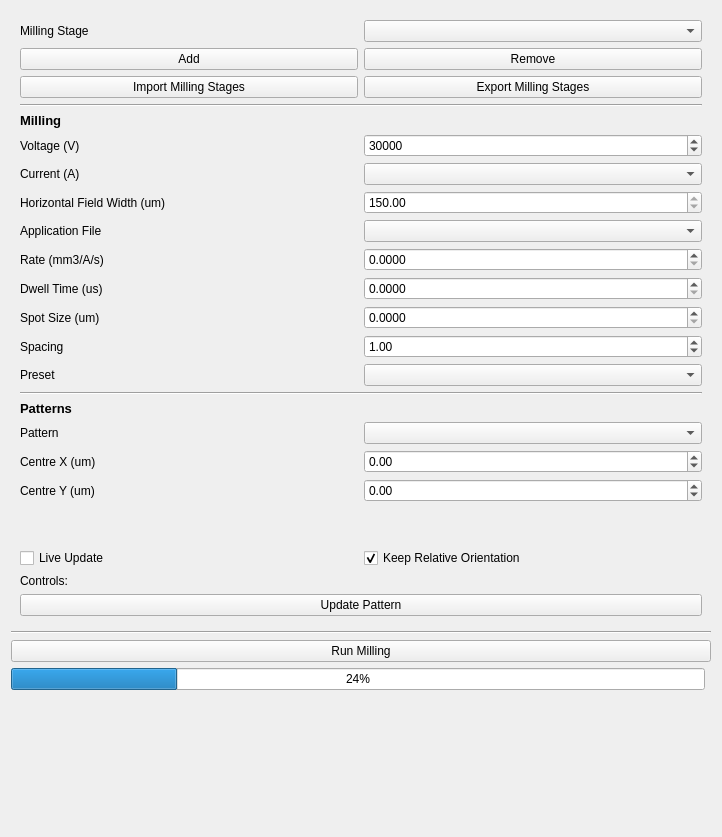
Before: the Qt Designer form fibsem/ui/qtdesigner_files/FibsemMillingWidget.ui in DeMarcoLab/fibsem, drawn with Qt 5.
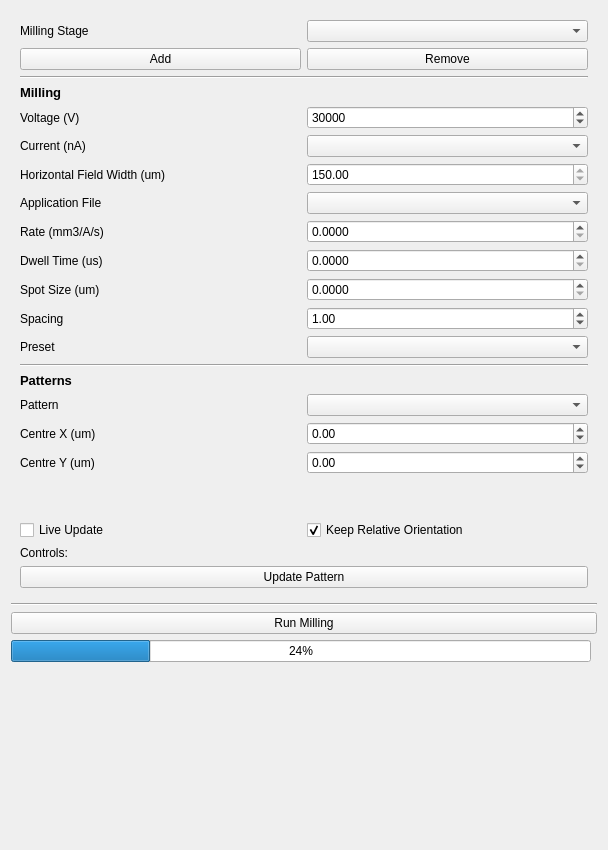
After: the same form once the commit is applied.

Commit message: update milling current display

```diff
--- a/fibsem/ui/qtdesigner_files/FibsemMillingWidget.ui
+++ b/fibsem/ui/qtdesigner_files/FibsemMillingWidget.ui
@@ -6,8 +6,8 @@
    <rect>
     <x>0</x>
     <y>0</y>
-    <width>722</width>
-    <height>837</height>
+    <width>608</width>
+    <height>850</height>
    </rect>
   </property>
   <property name="windowTitle">
@@ -30,27 +30,50 @@
       </size>
      </property>
      <layout class="QGridLayout" name="gridLayout_4">
-      <item row="28" column="1">
-       <widget class="QCheckBox" name="checkBox_relative_move">
+      <item row="3" column="1">
+       <widget class="QPushButton" name="pushButton_remove_milling_stage">
         <property name="text">
-         <string>Keep Relative Orientation</string>
+         <string>Remove</string>
         </property>
-        <property name="checked">
-         <bool>true</bool>
+       </widget>
+      </item>
+      <item row="12" column="0">
+       <widget class="QLabel" name="label_spot_size">
+        <property name="text">
+         <string>Spot Size (um)</string>
         </property>
        </widget>
       </item>
-      <item row="6" column="0" colspan="2">
-       <widget class="QLabel" name="label_milling_header">
-        <property name="font">
-         <font>
-          <pointsize>10</pointsize>
-          <weight>75</weight>
-          <bold>true</bold>
-         </font>
+      <item row="13" column="0">
+       <widget class="QLabel" name="label_spacing">
+        <property name="text">
+         <string>Spacing</string>
         </property>
+       </widget>
+      </item>
+      <item row="8" column="1">
+       <widget class="QDoubleSpinBox" name="doubleSpinBox_hfw">
+        <property name="enabled">
+         <bool>true</bool>
+        </property>
+        <property name="readOnly">
+         <bool>true</bool>
+        </property>
+        <property name="minimum">
+         <double>10.000000000000000</double>
+        </property>
+        <property name="maximum">
+         <double>1000000000.000000000000000</double>
+        </property>
+        <property name="value">
+         <double>150.000000000000000</double>
+        </property>
+       </widget>
+      </item>
+      <item row="27" column="0">
+       <widget class="QCheckBox" name="checkBox_live_update">
         <property name="text">
-         <string>Milling</string>
+         <string>Live Update</string>
         </property>
        </widget>
       </item>
@@ -61,31 +84,14 @@
         </property>
        </widget>
       </item>
-      <item row="13" column="0">
-       <widget class="QLabel" name="label_spot_size">
-        <property name="text">
-         <string>Spot Size (um)</string>
-        </property>
-       </widget>
-      </item>
-      <item row="8" column="0">
-       <widget class="QLabel" name="label_milling_current">
-        <property name="text">
-         <string>Current (A)</string>
-        </property>
-       </widget>
-      </item>
-      <item row="25" column="0" rowspan="2" colspan="2">
-       <layout class="QGridLayout" name="gridLayout_patterns"/>
-      </item>
-      <item row="22" column="0">
+      <item row="21" column="0">
        <widget class="QLabel" name="label_centre_x">
         <property name="text">
          <string>Centre X (um)</string>
         </property>
        </widget>
       </item>
-      <item row="23" column="1">
+      <item row="22" column="1">
        <widget class="QDoubleSpinBox" name="doubleSpinBox_centre_y">
         <property name="minimum">
          <double>-10000000000000000.000000000000000</double>
@@ -98,83 +104,137 @@
         </property>
        </widget>
       </item>
-      <item row="30" column="0" colspan="2">
-       <widget class="QPushButton" name="pushButton">
-        <property name="text">
-         <string>Update Pattern</string>
-        </property>
-       </widget>
-      </item>
-      <item row="8" column="1">
-       <widget class="QComboBox" name="comboBox_milling_current"/>
-      </item>
-      <item row="11" column="1">
-       <widget class="QDoubleSpinBox" name="doubleSpinBox_rate">
-        <property name="decimals">
-         <number>4</number>
-        </property>
-        <property name="minimum">
-         <double>0.000000000000000</double>
-        </property>
-        <property name="maximum">
-         <double>100000.000000000000000</double>
-        </property>
-        <property name="singleStep">
-         <double>0.010000000000000</double>
-        </property>
-        <property name="value">
-         <double>0.000000000000000</double>
-        </property>
-       </widget>
-      </item>
-      <item row="13" column="1">
-       <widget class="QDoubleSpinBox" name="doubleSpinBox_spot_size">
-        <property name="decimals">
-         <number>4</number>
-        </property>
-        <property name="minimum">
-         <double>0.000000000000000</double>
-        </property>
-        <property name="maximum">
-         <double>100000.000000000000000</double>
-        </property>
-        <property name="singleStep">
-         <double>0.010000000000000</double>
-        </property>
-        <property name="value">
-         <double>0.000000000000000</double>
-        </property>
-       </widget>
-      </item>
-      <item row="11" column="0">
+      <item row="10" column="0">
        <widget class="QLabel" name="label_rate">
         <property name="text">
          <string>Rate (mm3/A/s)</string>
         </property>
        </widget>
       </item>
-      <item row="10" column="0">
+      <item row="19" column="1">
+       <widget class="QComboBox" name="comboBox_patterns"/>
+      </item>
+      <item row="27" column="1">
+       <widget class="QCheckBox" name="checkBox_relative_move">
+        <property name="text">
+         <string>Keep Relative Orientation</string>
+        </property>
+        <property name="checked">
+         <bool>true</bool>
+        </property>
+       </widget>
+      </item>
+      <item row="7" column="1">
+       <widget class="QComboBox" name="comboBox_milling_current"/>
+      </item>
+      <item row="11" column="1">
+       <widget class="QDoubleSpinBox" name="doubleSpinBox_dwell_time">
+        <property name="decimals">
+         <number>4</number>
+        </property>
+        <property name="minimum">
+         <double>0.000000000000000</double>
+        </property>
+        <property name="maximum">
+         <double>4000000.000000000000000</double>
+        </property>
+        <property name="singleStep">
+         <double>0.010000000000000</double>
+        </property>
+        <property name="value">
+         <double>0.000000000000000</double>
+        </property>
+       </widget>
+      </item>
+      <item row="9" column="0">
        <widget class="QLabel" name="label_application_file">
         <property name="text">
          <string>Application File</string>
         </property>
        </widget>
       </item>
-      <item row="14" column="0">
-       <widget class="QLabel" name="label_spacing">
+      <item row="2" column="0">
+       <widget class="QLabel" name="label_milling_stage">
         <property name="text">
-         <string>Spacing</string>
+         <string>Milling Stage</string>
         </property>
        </widget>
       </item>
-      <item row="23" column="0">
+      <item row="5" column="0" colspan="2">
+       <widget class="QLabel" name="label_milling_header">
+        <property name="font">
+         <font>
+          <pointsize>10</pointsize>
+          <weight>75</weight>
+          <bold>true</bold>
+         </font>
+        </property>
+        <property name="text">
+         <string>Milling</string>
+        </property>
+       </widget>
+      </item>
+      <item row="22" column="0">
        <widget class="QLabel" name="label_centre_y">
         <property name="text">
          <string>Centre Y (um)</string>
         </property>
        </widget>
       </item>
-      <item row="22" column="1">
+      <item row="28" column="0" colspan="2">
+       <widget class="QLabel" name="label_milling_instructions">
+        <property name="text">
+         <string>Controls:</string>
+        </property>
+       </widget>
+      </item>
+      <item row="14" column="1">
+       <widget class="QComboBox" name="comboBox_preset"/>
+      </item>
+      <item row="9" column="1">
+       <widget class="QComboBox" name="comboBox_application_file"/>
+      </item>
+      <item row="10" column="1">
+       <widget class="QDoubleSpinBox" name="doubleSpinBox_rate">
+        <property name="decimals">
+         <number>4</number>
+        </property>
+        <property name="minimum">
+         <double>0.000000000000000</double>
+        </property>
+        <property name="maximum">
+         <double>100000.000000000000000</double>
+        </property>
+        <property name="singleStep">
+         <double>0.010000000000000</double>
+        </property>
+        <property name="value">
+         <double>0.000000000000000</double>
+        </property>
+       </widget>
+      </item>
+      <item row="11" column="0">
+       <widget class="QLabel" name="label_dwell_time">
+        <property name="text">
+         <string>Dwell Time (us)</string>
+        </property>
+       </widget>
+      </item>
+      <item row="6" column="0">
+       <widget class="QLabel" name="label_voltage">
+        <property name="text">
+         <string>Voltage (V)</string>
+        </property>
+       </widget>
+      </item>
+      <item row="19" column="0">
+       <widget class="QLabel" name="label_pattern_set">
+        <property name="text">
+         <string>Pattern</string>
+        </property>
+       </widget>
+      </item>
+      <item row="21" column="1">
        <widget class="QDoubleSpinBox" name="doubleSpinBox_centre_x">
         <property name="minimum">
          <double>-9999999999999999583119736832.000000000000000</double>
@@ -187,7 +247,84 @@
         </property>
        </widget>
       </item>
-      <item row="27" column="0" colspan="2">
+      <item row="17" column="0" colspan="2">
+       <widget class="QLabel" name="label_patterns_header">
+        <property name="font">
+         <font>
+          <pointsize>10</pointsize>
+          <weight>75</weight>
+          <bold>true</bold>
+         </font>
+        </property>
+        <property name="text">
+         <string>Patterns</string>
+        </property>
+       </widget>
+      </item>
+      <item row="6" column="1">
+       <widget class="QSpinBox" name="spinBox_voltage">
+        <property name="maximum">
+         <number>1000000</number>
+        </property>
+        <property name="value">
+         <number>30000</number>
+        </property>
+       </widget>
+      </item>
+      <item row="29" column="0" colspan="2">
+       <widget class="QPushButton" name="pushButton">
+        <property name="text">
+         <string>Update Pattern</string>
+        </property>
+       </widget>
+      </item>
+      <item row="12" column="1">
+       <widget class="QDoubleSpinBox" name="doubleSpinBox_spot_size">
+        <property name="decimals">
+         <number>4</number>
+        </property>
+        <property name="minimum">
+         <double>0.000000000000000</double>
+        </property>
+        <property name="maximum">
+         <double>100000.000000000000000</double>
+        </property>
+        <property name="singleStep">
+         <double>0.010000000000000</double>
+        </property>
+        <property name="value">
+         <double>0.000000000000000</double>
+        </property>
+       </widget>
+      </item>
+      <item row="13" column="1">
+       <widget class="QDoubleSpinBox" name="doubleSpinBox_spacing">
+        <property name="value">
+         <double>1.000000000000000</double>
+        </property>
+       </widget>
+      </item>
+      <item row="7" column="0">
+       <widget class="QLabel" name="label_milling_current">
+        <property name="text">
+         <string>Current (nA)</string>
+        </property>
+       </widget>
+      </item>
+      <item row="16" column="0" colspan="2">
+       <widget class="Line" name="line_2">
+        <property name="orientation">
+         <enum>Qt::Horizontal</enum>
+        </property>
+       </widget>
+      </item>
+      <item row="24" column="0" rowspan="2" colspan="2">
+       <layout class="QGridLayout" name="gridLayout_patterns"/>
+      </item>
+      <item row="2" column="1">
+       <widget class="QComboBox" name="comboBox_milling_stage"/>
+      </item>
+      <item row="26" column="0" colspan="2">
        <spacer name="verticalSpacer_2">
         <property name="orientation">
          <enum>Qt::Vertical</enum>
@@ -200,178 +337,27 @@
         </property>
        </spacer>
       </item>
-      <item row="4" column="1">
-       <widget class="QPushButton" name="pushButton_exportMilling">
-        <property name="text">
-         <string>Export Milling Stages</string>
-        </property>
-       </widget>
-      </item>
-      <item row="4" column="0">
-       <widget class="QPushButton" name="pushButton_importMilling">
-        <property name="text">
-         <string>Import Milling Stages</string>
-        </property>
-       </widget>
-      </item>
-      <item row="9" column="0">
-       <widget class="QLabel" name="label_hfw">
-        <property name="text">
-         <string>Horizontal Field Width (um)</string>
-        </property>
-       </widget>
-      </item>
-      <item row="3" column="1">
-       <widget class="QPushButton" name="pushButton_remove_milling_stage">
-        <property name="text">
-         <string>Remove</string>
-        </property>
-       </widget>
-      </item>
-      <item row="28" column="0">
-       <widget class="QCheckBox" name="checkBox_live_update">
-        <property name="text">
-         <string>Live Update</string>
-        </property>
-       </widget>
-      </item>
-      <item row="15" column="0">
+      <item row="14" column="0">
        <widget class="QLabel" name="label_preset">
         <property name="text">
          <string>Preset</string>
         </property>
        </widget>
       </item>
-      <item row="17" column="0" colspan="2">
-       <widget class="Line" name="line_2">
-        <property name="orientation">
-         <enum>Qt::Horizontal</enum>
-        </property>
-       </widget>
-      </item>
-      <item row="29" column="0" colspan="2">
-       <widget class="QLabel" name="label_milling_instructions">
+      <item row="8" column="0">
+       <widget class="QLabel" name="label_hfw">
         <property name="text">
-         <string>Controls:</string>
+         <string>Horizontal Field Width (um)</string>
         </property>
        </widget>
       </item>
-      <item row="10" column="1">
-       <widget class="QComboBox" name="comboBox_application_file"/>
-      </item>
-      <item row="20" column="1">
-       <widget class="QComboBox" name="comboBox_patterns"/>
-      </item>
-      <item row="20" column="0">
-       <widget class="QLabel" name="label_pattern_set">
-        <property name="text">
-         <string>Pattern</string>
-        </property>
-       </widget>
-      </item>
-      <item row="2" column="0">
-       <widget class="QLabel" name="label_milling_stage">
-        <property name="text">
-         <string>Milling Stage</string>
-        </property>
-       </widget>
-      </item>
-      <item row="14" column="1">
-       <widget class="QDoubleSpinBox" name="doubleSpinBox_spacing">
-        <property name="value">
-         <double>1.000000000000000</double>
-        </property>
-       </widget>
-      </item>
-      <item row="9" column="1">
-       <widget class="QDoubleSpinBox" name="doubleSpinBox_hfw">
-        <property name="enabled">
-         <bool>true</bool>
-        </property>
-        <property name="readOnly">
-         <bool>true</bool>
-        </property>
-        <property name="minimum">
-         <double>10.000000000000000</double>
-        </property>
-        <property name="maximum">
-         <double>1000000000.000000000000000</double>
-        </property>
-        <property name="value">
-         <double>150.000000000000000</double>
-        </property>
-       </widget>
-      </item>
-      <item row="12" column="0">
-       <widget class="QLabel" name="label_dwell_time">
-        <property name="text">
-         <string>Dwell Time (us)</string>
-        </property>
-       </widget>
-      </item>
-      <item row="2" column="1">
-       <widget class="QComboBox" name="comboBox_milling_stage"/>
-      </item>
-      <item row="15" column="1">
-       <widget class="QComboBox" name="comboBox_preset"/>
-      </item>
-      <item row="12" column="1">
-       <widget class="QDoubleSpinBox" name="doubleSpinBox_dwell_time">
-        <property name="decimals">
-         <number>4</number>
-        </property>
-        <property name="minimum">
-         <double>0.000000000000000</double>
-        </property>
-        <property name="maximum">
-         <double>4000000.000000000000000</double>
-        </property>
-        <property name="singleStep">
-         <double>0.010000000000000</double>
-        </property>
-        <property name="value">
-         <double>0.000000000000000</double>
-        </property>
-       </widget>
-      </item>
-      <item row="18" column="0" colspan="2">
-       <widget class="QLabel" name="label_patterns_header">
-        <property name="font">
-         <font>
-          <pointsize>10</pointsize>
-          <weight>75</weight>
-          <bold>true</bold>
-         </font>
-        </property>
-        <property name="text">
-         <string>Patterns</string>
-        </property>
-       </widget>
-      </item>
-      <item row="5" column="0" colspan="2">
+      <item row="4" column="0" colspan="2">
        <widget class="Line" name="line_3">
         <property name="orientation">
          <enum>Qt::Horizontal</enum>
         </property>
        </widget>
       </item>
-      <item row="7" column="0">
-       <widget class="QLabel" name="label_voltage">
-        <property name="text">
-         <string>Voltage (V)</string>
-        </property>
-       </widget>
-      </item>
-      <item row="7" column="1">
-       <widget class="QSpinBox" name="spinBox_voltage">
-        <property name="maximum">
-         <number>1000000</number>
-        </property>
-        <property name="value">
-         <number>30000</number>
-        </property>
-       </widget>
-      </item>
      </layout>
     </widget>
    </item>
```
The commit also changes 2 other files.
